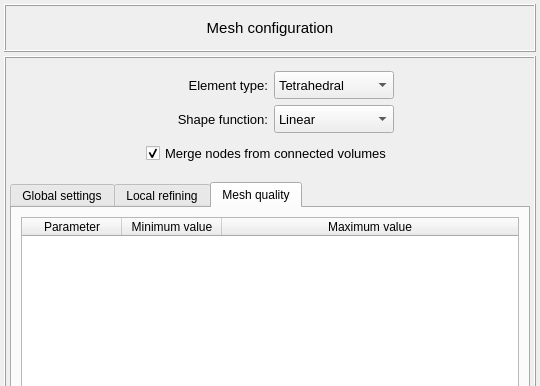
Before: the Qt Designer form vibra/interface/data/ui_files/mesh/mesher_setup.ui in MOPT-UFSC/VIBRA, drawn with Qt 5; both pictures show x 0 to 540 and y 0 to 386 of the 540 by 560 pixel window.
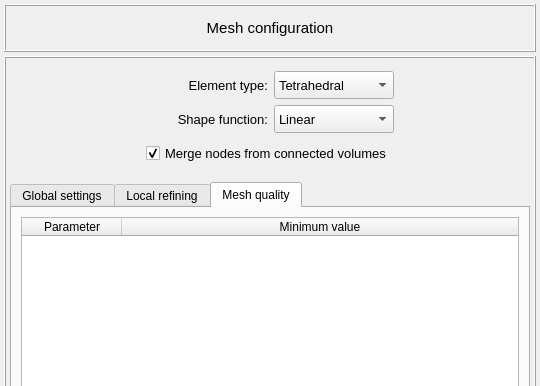
After: the same form once the commit is applied. The open tabs and pages were chosen to show the change.

```diff
--- a/vibra/interface/data/ui_files/mesh/mesher_setup.ui
+++ b/vibra/interface/data/ui_files/mesh/mesher_setup.ui
@@ -256,6 +256,9 @@
       </item>
       <item row="1" column="1">
        <widget class="QTabWidget" name="tabWidget_main">
+        <property name="enabled">
+         <bool>true</bool>
+        </property>
         <property name="font">
          <font>
           <pointsize>9</pointsize>
@@ -267,6 +270,9 @@
         <property name="currentIndex">
          <number>0</number>
         </property>
+        <property name="tabBarAutoHide">
+         <bool>false</bool>
+        </property>
         <widget class="QWidget" name="tab">
          <attribute name="title">
           <string>Global settings</string>
@@ -1383,14 +1389,6 @@
               <set>AlignCenter</set>
              </property>
             </column>
-            <column>
-             <property name="text">
-              <string>Maximum value</string>
-             </property>
-             <property name="textAlignment">
-              <set>AlignCenter</set>
-             </property>
-            </column>
            </widget>
           </item>
           <item alignment="Qt::AlignHCenter">
```
